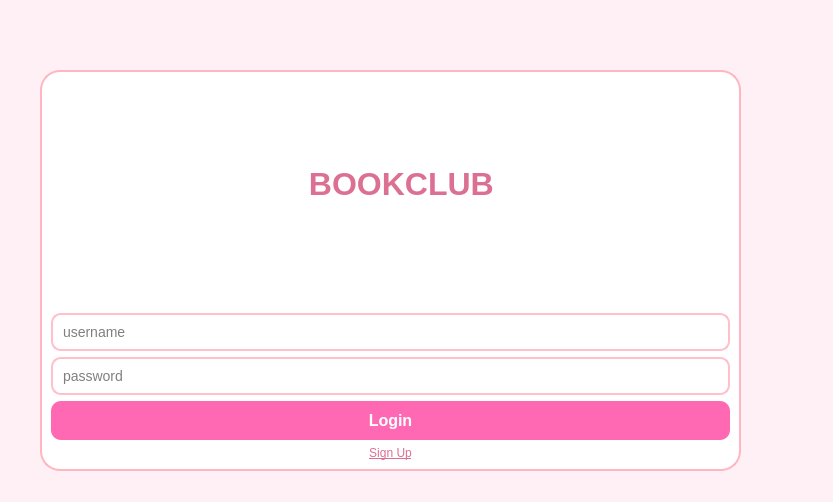
The window that bookClub/src/ui/loginpage.ui (sarinab-eng/bookCLUB) describes before a commit, drawn with Qt 5.
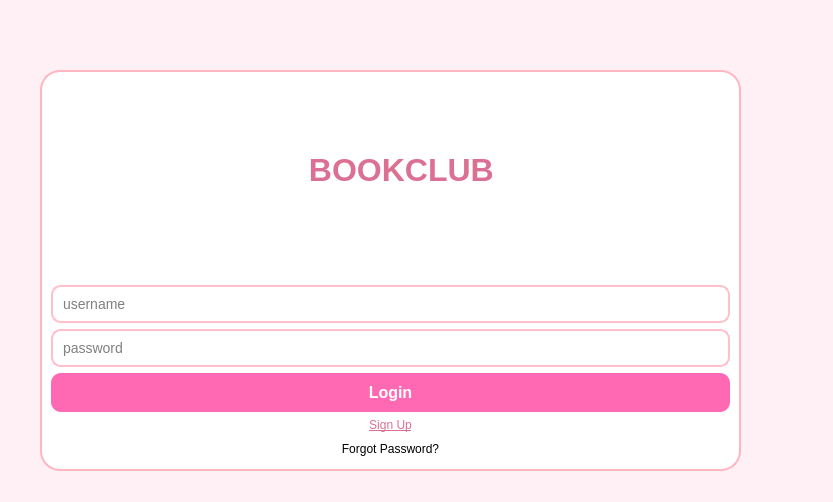
The same window after the commit.

Patch:
```diff
--- a/bookClub/src/ui/loginpage.ui
+++ b/bookClub/src/ui/loginpage.ui
@@ -137,6 +137,16 @@
       </property>
      </widget>
     </item>
+    <item>
+     <widget class="QPushButton" name="forgotPasswordButton">
+      <property name="text">
+       <string>Forgot Password?</string>
+      </property>
+      <property name="flat">
+       <bool>true</bool>
+      </property>
+     </widget>
+    </item>
    </layout>
   </widget>
  </widget>
```
